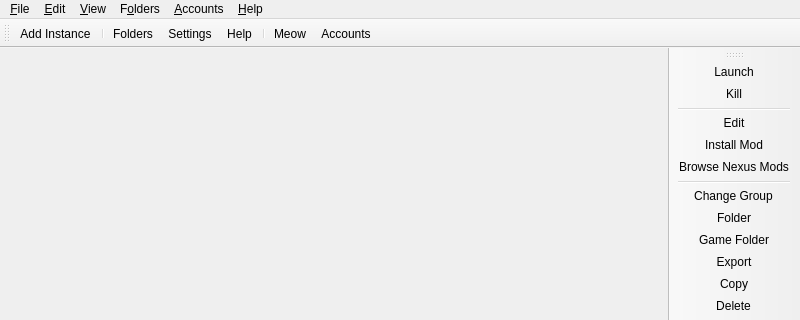
Dylan3124567/BetterNMM, file launcher/ui/MainWindow.ui: the form before one commit; both pictures show x 0 to 800 and y 0 to 320 of the 800 by 600 pixel window.
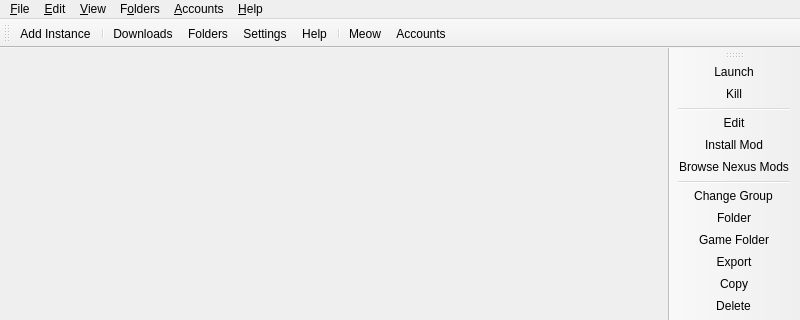
The form after the commit. Icons and pictures are not drawn. Custom widgets are drawn as their Qt base class.

Commit message: Download in parallel with resume, set up Nemesis, speed up Check Patches

Diff of the .ui file:
```diff
--- a/launcher/ui/MainWindow.ui
+++ b/launcher/ui/MainWindow.ui
@@ -51,6 +51,7 @@
    </attribute>
    <addaction name="actionAddInstance"/>
    <addaction name="separator"/>
+   <addaction name="actionDownloads"/>
    <addaction name="actionFoldersButton"/>
    <addaction name="actionSettings"/>
    <addaction name="actionHelpButton"/>
@@ -505,6 +506,17 @@
     <string>Open the launcher's root folder in a file browser.</string>
    </property>
   </action>
+  <action name="actionDownloads">
+   <property name="icon">
+    <iconset theme="centralmods"/>
+   </property>
+   <property name="text">
+    <string>Do&amp;wnloads</string>
+   </property>
+   <property name="toolTip">
+    <string>Mod downloads in progress: pause, resume or cancel them.</string>
+   </property>
+  </action>
   <action name="actionViewDownloadsFolder">
    <property name="icon">
     <iconset theme="centralmods"/>
```
The commit also changes 26 other files.
